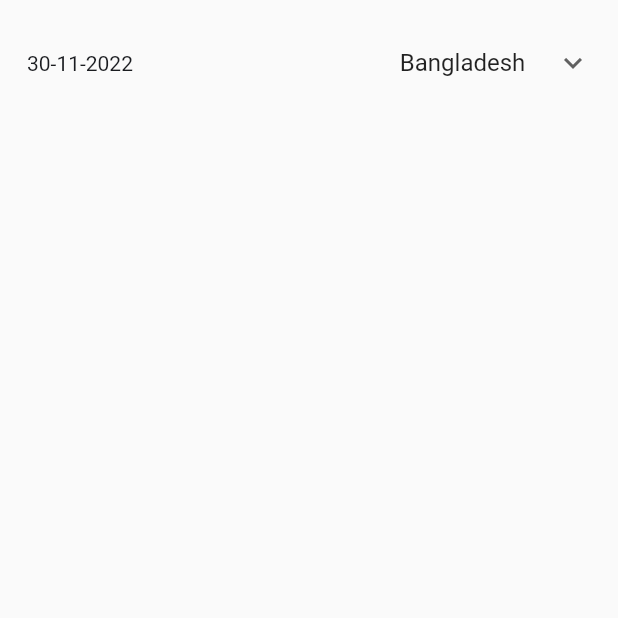
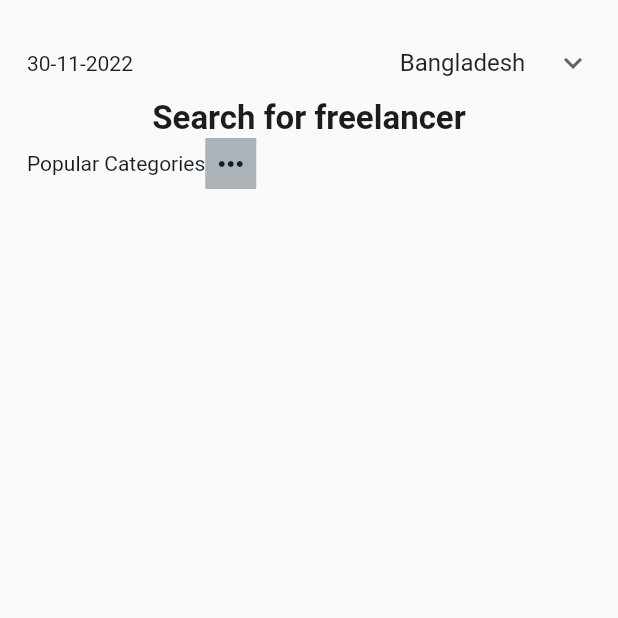
Before and after one commit to faysalneowaz/hirefreelancer, a Flutter app: the HomeScreen screen opened directly, on a phone screen of 412 x 824 dp, the top half of it. Run offline on Flutter 3.47's test engine with Material 2 defaults, Android fonts, the phone set to English and light mode, and no system bars.

Commit message:
search for freelancher

```diff
--- a/lib/screens/homescreen.dart
+++ b/lib/screens/homescreen.dart
@@ -1,3 +1,5 @@
+// ignore_for_file: prefer_const_constructors
+
 import 'package:flutter/material.dart';
 import 'package:hirefreelancer/constant.dart';
 import 'package:intl/intl.dart';
@@ -19,6 +21,35 @@ class _HomeScreenState extends State<HomeScreen> {
           child: Column(
             children: [
               TopRow(),
+              Text(
+                "Search for freelancer",
+                style: TextStyle(
+                  color: blackColor,
+                  fontSize: 22,
+                  fontWeight: FontWeight.w700,
+                ),
+              ),
+              Row(
+                children: [
+                  Text(
+                    "Popular Categories",
+                    style: TextStyle(
+                      color: blackColor,
+                      fontSize: 14,
+                    ),
+                  ),
+                  Container(
+                    padding: EdgeInsets.all(5.0),
+                    decoration: BoxDecoration(
+                      color: darkgrayColor,
+                    ),
+                    child: Icon(
+                      Icons.more_horiz,
+                      color: blackColor,
+                    ),
+                  ),
+                ],
+              ),
             ],
           ),
         ),
```
